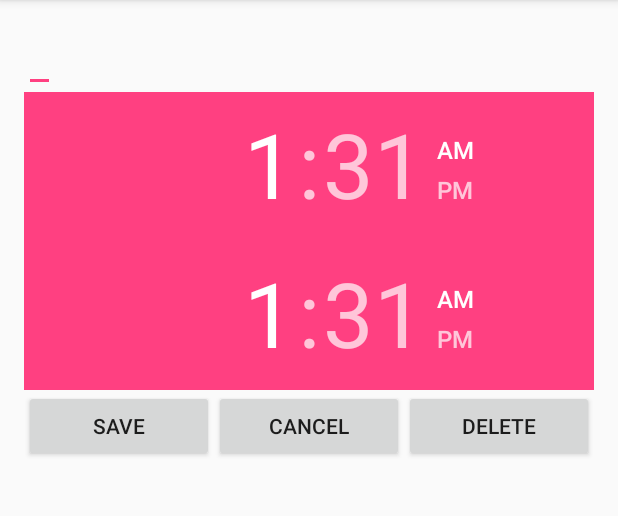
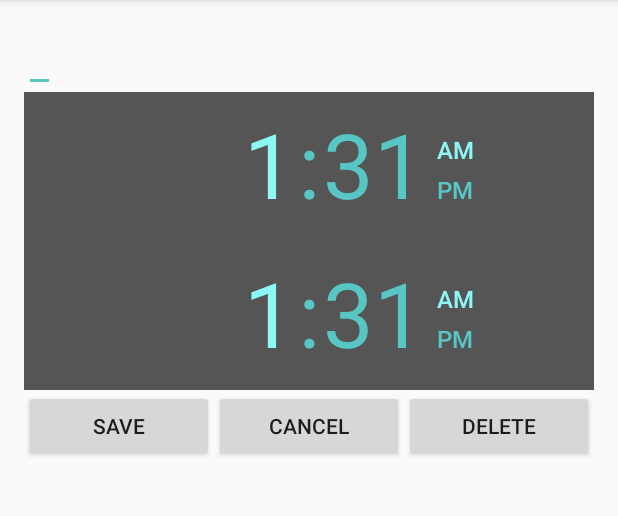
Before and after one commit to j-whiteside/WakeMeUp, an Android app: the UpdateActivity screen opened directly, with no data from a screen before it, on a phone screen of 412 x 824 dp, the part 84-600 px from its top. Run offline under Robolectric (Android 15) with nearby library versions, the phone set to English and light mode, and no system bars.

Commit message:
Tweaked colors

```diff
--- a/app/src/main/res/layout/activity_update.xml
+++ b/app/src/main/res/layout/activity_update.xml
@@ -8,7 +8,8 @@
     android:paddingRight="@dimen/activity_horizontal_margin"
     android:paddingTop="@dimen/activity_vertical_margin"
     tools:context="com.example.jeremy.wakemeup.UpdateActivity"
-    android:id="@+id/mainRelativeLayout">
+    android:id="@+id/mainRelativeLayout"
+    android:touchscreenBlocksFocus="true">
 
     <ScrollView
         android:layout_width="match_parent"
@@ -33,13 +34,15 @@
                 android:layout_height="99dp"
                 android:id="@+id/startTimePicker"
                 android:clickable="true"
-                android:textAlignment="textStart" />
+                android:textAlignment="textStart"
+                android:theme="@style/AppTheme.Dialog" />
 
             <TimePicker
                 android:layout_width="wrap_content"
                 android:layout_height="99dp"
                 android:id="@+id/endTimePicker"
-                android:clickable="true" />
+                android:clickable="true"
+                android:theme="@style/AppTheme.Dialog" />
 
         </LinearLayout>
     </ScrollView>
--- a/app/src/main/res/values-v21/styles.xml
+++ b/app/src/main/res/values-v21/styles.xml
@@ -1,9 +1,28 @@
 <resources>
 
-    <style name="AppTheme.NoActionBar">
+    <style name="AppTheme" parent="AppTheme.Base">
+        <item name="android:windowDrawsSystemBarBackgrounds">true</item>
+        <item name="android:statusBarColor">@color/colorPrimaryDark</item>
+        <item name="android:dialogTheme">@style/AppTheme.Dialog</item>
+        <item name="android:timePickerDialogTheme">@style/AppTheme.Dialog</item>
+        <item name="android:alertDialogTheme">@style/AppTheme.Dialog</item>
+    </style>
+
+    <style name="AppTheme.Dialog" parent="Theme.AppCompat.Dialog">
+        <item name="android:colorPrimary">@color/colorPrimary</item>
+        <item name="android:colorPrimaryDark">@color/colorPrimaryDark</item>
+        <item name="android:colorAccent">@color/colorAccent</item>
+        <item name="android:textColorPrimary">#8df7f5</item>
+        <item name="android:textColorSecondary">#58c6c4</item>
+    </style>
+
+    <style name="AppTheme.NoActionBar." parent="AppTheme.NoActionBar.Base">
         <item name="windowActionBar">false</item>
         <item name="windowNoTitle">true</item>
         <item name="android:windowDrawsSystemBarBackgrounds">true</item>
         <item name="android:statusBarColor">@color/colorPrimaryDark</item>
+        <item name="android:dialogTheme">@color/colorPrimaryDark</item>
+        <item name="android:alertDialogTheme">@color/colorPrimaryDark</item>
     </style>
+
 </resources>
--- a/app/src/main/res/values/colors.xml
+++ b/app/src/main/res/values/colors.xml
@@ -2,5 +2,7 @@
 <resources>
     <color name="colorPrimary">#424242</color>
     <color name="colorPrimaryDark">#2a2a2a</color>
-    <color name="colorAccent">#FF4081</color>
+    <color name="colorSecondary">#8f8f8f</color>
+    <color name="colorAccent">#58c6c4</color>
+
 </resources>
--- a/app/src/main/res/values/styles.xml
+++ b/app/src/main/res/values/styles.xml
@@ -1,17 +1,22 @@
 <resources>
 
     <!-- Base application theme. -->
-    <style name="AppTheme" parent="Theme.AppCompat.Light.DarkActionBar">
+    <style name="AppTheme" parent="AppTheme.Base"/>
+    <style name="AppTheme.Base" parent="Theme.AppCompat.Light.DarkActionBar">
         <!-- Customize your theme here. -->
         <item name="colorPrimary">@color/colorPrimary</item>
         <item name="colorPrimaryDark">@color/colorPrimaryDark</item>
+        <item name="android:textColorSecondary">@color/colorSecondary</item>
         <item name="colorAccent">@color/colorAccent</item>
     </style>
 
-    <style name="AppTheme.NoActionBar">
+
+    <style name="AppTheme.NoActionBar" parent="AppTheme.NoActionBar.Base"/>
+    <style name="AppTheme.NoActionBar.Base" parent="AppTheme.Base">
         <item name="windowActionBar">false</item>
         <item name="windowNoTitle">true</item>
     </style>
+
 
     <style name="AppTheme.AppBarOverlay" parent="ThemeOverlay.AppCompat.Dark.ActionBar" />
 
```
